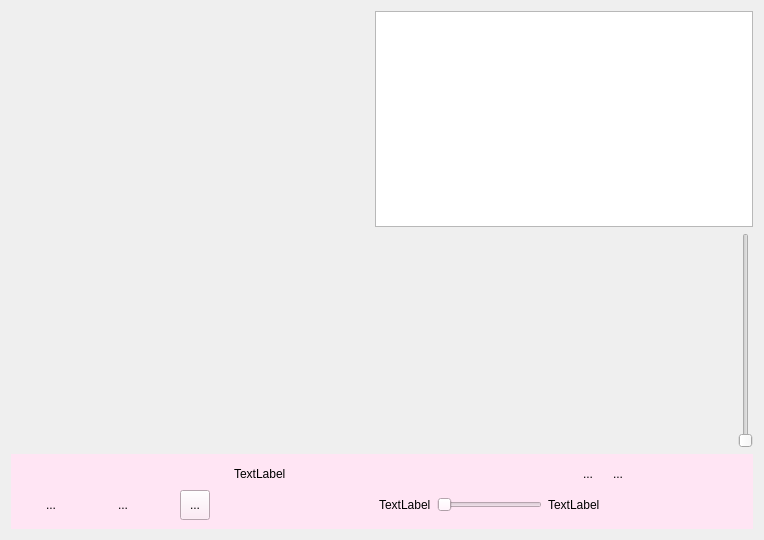
Qt form clouddisk/musicplayerwidget.ui (awake1234/trainingproject) before a commit.
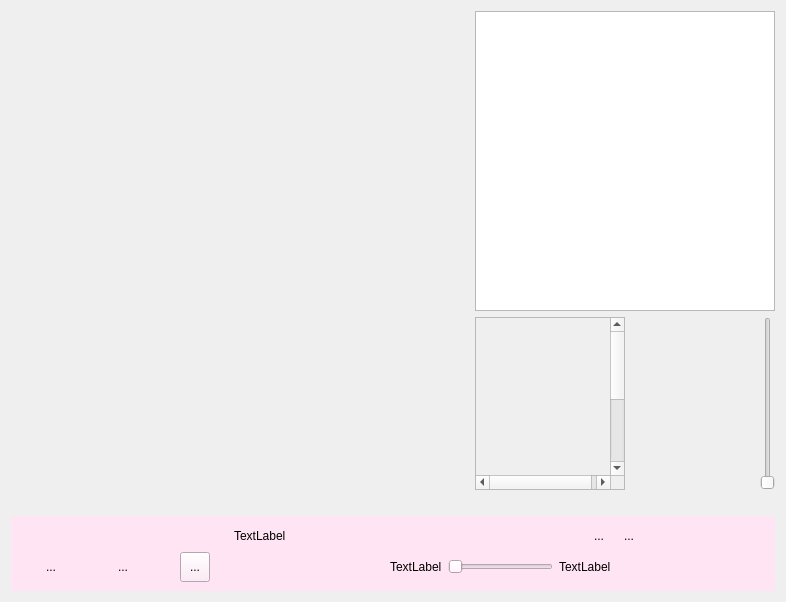
The same form after that commit. Icons and pictures are not drawn.

The edit to the form file:
```diff
--- a/clouddisk/musicplayerwidget.ui
+++ b/clouddisk/musicplayerwidget.ui
@@ -6,8 +6,8 @@
    <rect>
     <x>0</x>
     <y>0</y>
-    <width>764</width>
-    <height>540</height>
+    <width>786</width>
+    <height>602</height>
    </rect>
   </property>
   <property name="windowTitle">
@@ -20,10 +20,16 @@
   <layout class="QGridLayout" name="gridLayout_2">
    <item row="0" column="0">
     <widget class="QLabel" name="label_cover">
+     <property name="minimumSize">
+      <size>
+       <width>300</width>
+       <height>300</height>
+      </size>
+     </property>
      <property name="maximumSize">
       <size>
-       <width>450</width>
-       <height>450</height>
+       <width>16777215</width>
+       <height>350</height>
       </size>
      </property>
      <property name="text">
@@ -31,23 +37,84 @@
      </property>
     </widget>
    </item>
-   <item row="0" column="1" colspan="2">
-    <widget class="QTextEdit" name="textEdit"/>
+   <item row="0" column="1" colspan="3">
+    <widget class="QTextEdit" name="textEdit">
+     <property name="minimumSize">
+      <size>
+       <width>300</width>
+       <height>0</height>
+      </size>
+     </property>
+     <property name="maximumSize">
+      <size>
+       <width>16777215</width>
+       <height>300</height>
+      </size>
+     </property>
+    </widget>
    </item>
-   <item row="1" column="0" colspan="2">
-    <spacer name="horizontalSpacer_5">
+   <item row="0" column="4">
+    <spacer name="horizontalSpacer_8">
      <property name="orientation">
       <enum>Qt::Horizontal</enum>
      </property>
      <property name="sizeHint" stdset="0">
       <size>
-       <width>710</width>
+       <width>40</width>
        <height>20</height>
       </size>
      </property>
     </spacer>
    </item>
-   <item row="1" column="2">
+   <item row="1" column="0">
+    <spacer name="verticalSpacer">
+     <property name="orientation">
+      <enum>Qt::Vertical</enum>
+     </property>
+     <property name="sizeHint" stdset="0">
+      <size>
+       <width>20</width>
+       <height>40</height>
+      </size>
+     </property>
+    </spacer>
+   </item>
+   <item row="1" column="1" rowspan="2">
+    <widget class="QScrollArea" name="scrollArea_playlist">
+     <property name="sizePolicy">
+      <sizepolicy hsizetype="Ignored" vsizetype="Ignored">
+       <horstretch>0</horstretch>
+       <verstretch>0</verstretch>
+      </sizepolicy>
+     </property>
+     <property name="minimumSize">
+      <size>
+       <width>150</width>
+       <height>140</height>
+      </size>
+     </property>
+     <property name="widgetResizable">
+      <bool>true</bool>
+     </property>
+     <widget class="QWidget" name="scrollAreaWidgetContents">
+      <property name="geometry">
+       <rect>
+        <x>0</x>
+        <y>-42</y>
+        <width>140</width>
+        <height>300</height>
+       </rect>
+      </property>
+      <property name="minimumSize">
+       <size>
+        <width>140</width>
+        <height>300</height>
+       </size>
+      </property>
+     </widget>
+    </widget>
+   </item>
+   <item row="1" column="3" rowspan="2">
     <widget class="QSlider" name="verticalSlider_noise">
      <property name="minimumSize">
       <size>
@@ -60,7 +127,52 @@
      </property>
     </widget>
    </item>
-   <item row="2" column="0" colspan="3">
+   <item row="2" column="2">
+    <spacer name="horizontalSpacer_10">
+     <property name="orientation">
+      <enum>Qt::Horizontal</enum>
+     </property>
+     <property name="sizeHint" stdset="0">
+      <size>
+       <width>129</width>
+       <height>20</height>
+      </size>
+     </property>
+    </spacer>
+   </item>
+   <item row="3" column="0">
+    <spacer name="horizontalSpacer_5">
+     <property name="orientation">
+      <enum>Qt::Horizontal</enum>
+     </property>
+     <property name="sizeType">
+      <enum>QSizePolicy::Expanding</enum>
+     </property>
+     <property name="sizeHint" stdset="0">
+      <size>
+       <width>900</width>
+       <height>20</height>
+      </size>
+     </property>
+    </spacer>
+   </item>
+   <item row="3" column="4">
+    <spacer name="horizontalSpacer_9">
+     <property name="orientation">
+      <enum>Qt::Horizontal</enum>
+     </property>
+     <property name="sizeType">
+      <enum>QSizePolicy::Expanding</enum>
+     </property>
+     <property name="sizeHint" stdset="0">
+      <size>
+       <width>13</width>
+       <height>20</height>
+      </size>
+     </property>
+    </spacer>
+   </item>
+   <item row="4" column="0" colspan="4">
     <widget class="QWidget" name="Buttonwidget" native="true">
      <property name="maximumSize">
       <size>
```
